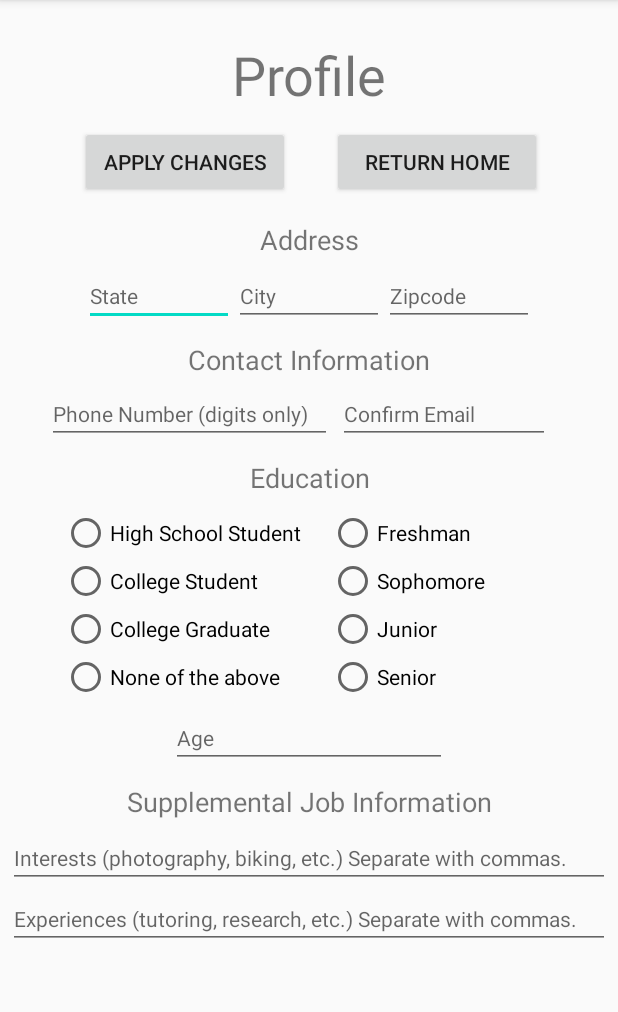
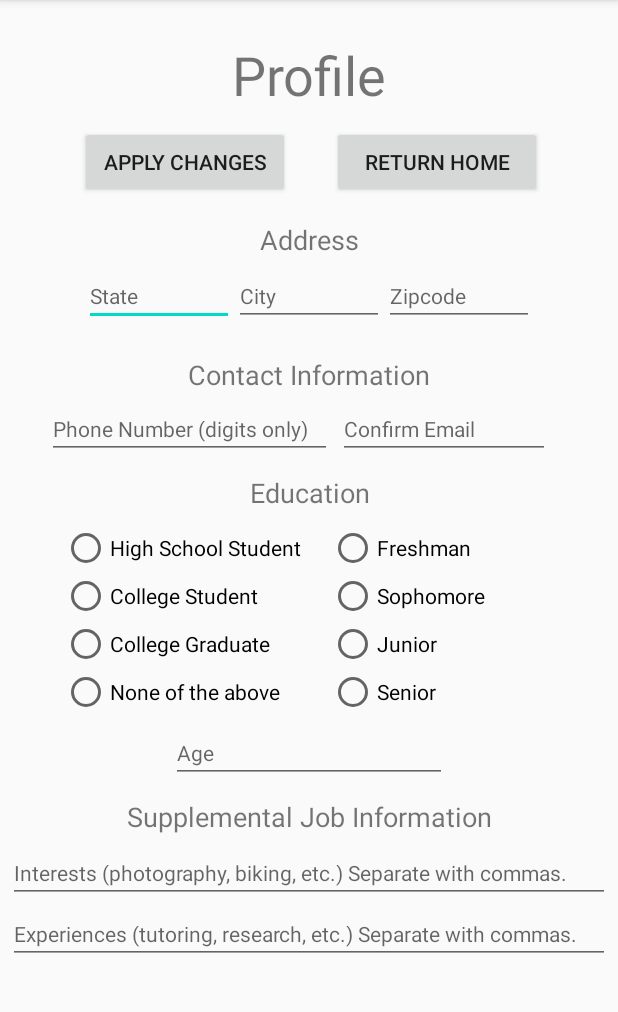
Before and after one commit to 21ahmiller/HeadStart, an Android app: the EditProfile screen opened directly, with no data from a screen before it, on a phone screen of 412 x 824 dp, the part 84-1096 px from its top. Run offline under Robolectric (Android 15) with nearby library versions, the phone set to English and light mode, and no system bars; 17 statements that could not run were skipped.

Commit message:
!?!Gamers!?!

```diff
--- a/app/src/main/res/layout/activity_edit_profile.xml
+++ b/app/src/main/res/layout/activity_edit_profile.xml
@@ -85,7 +85,7 @@
         app:layout_constraintTop_toBottomOf="@+id/addressTitle" />
 
     <EditText
-        android:id="@+id/cityText"
+        android:id="@+id/zipcodeText"
         android:layout_width="100sp"
         android:layout_height="35sp"
         android:layout_marginStart="200dp"
@@ -103,13 +103,14 @@
         android:id="@+id/contactInfoTitle"
         android:layout_width="match_parent"
         android:layout_height="23dp"
-        android:layout_marginTop="10dp"
+        android:layout_marginTop="20dp"
         android:text="@string/contactInfoStr"
         android:textAlignment="center"
         android:textSize="18sp"
         app:layout_constraintEnd_toEndOf="parent"
+        app:layout_constraintHorizontal_bias="1.0"
         app:layout_constraintStart_toStartOf="parent"
-        app:layout_constraintTop_toBottomOf="@+id/cityText" />
+        app:layout_constraintTop_toBottomOf="@+id/zipcodeText" />
 
     <EditText
         android:id="@+id/PhoneNumText"
```
Also changed, not shown: app/src/main/res/layout/activity_edit_employer.xml (+4 -5 lines).
